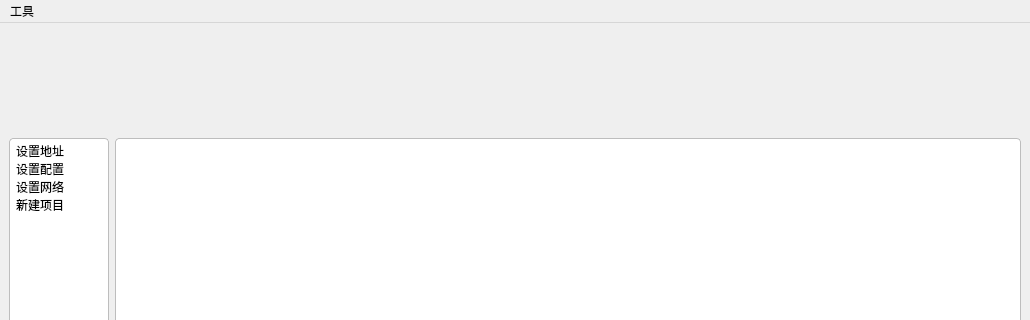
kepler-444b/AODSN_Config, file ConfigTool/mainwindow.ui: the form before one commit; both pictures show x 0 to 1030 and y 0 to 320 of the 1030 by 800 pixel window.
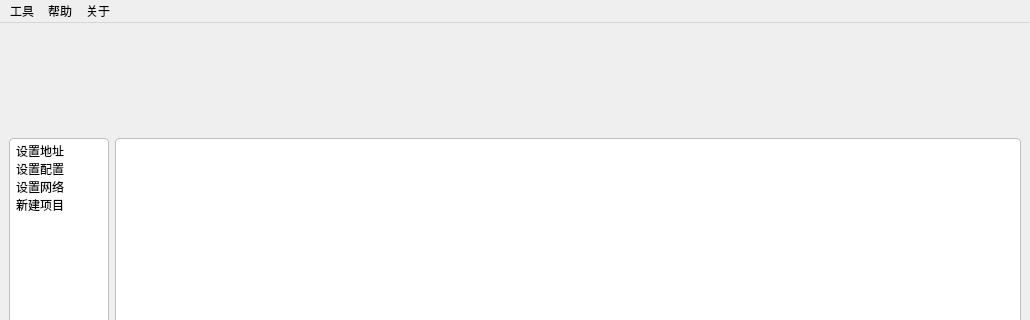
The form after the commit.

Diff of the .ui file:
```diff
--- a/ConfigTool/mainwindow.ui
+++ b/ConfigTool/mainwindow.ui
@@ -162,7 +162,7 @@
      <x>0</x>
      <y>0</y>
      <width>1030</width>
-     <height>23</height>
+     <height>21</height>
     </rect>
    </property>
    <widget class="QMenu" name="menu">
@@ -171,7 +171,20 @@
     </property>
     <addaction name="debug"/>
    </widget>
+   <widget class="QMenu" name="help">
+    <property name="title">
+     <string>帮助</string>
+    </property>
+   </widget>
+   <widget class="QMenu" name="about">
+    <property name="title">
+     <string>关于</string>
+    </property>
+    <addaction name="ver"/>
+   </widget>
    <addaction name="menu"/>
+   <addaction name="help"/>
+   <addaction name="about"/>
   </widget>
   <widget class="QStatusBar" name="statusbar"/>
   <action name="debug">
```
Left out of the diff: 5 changed lines with no effect on the pictures.
